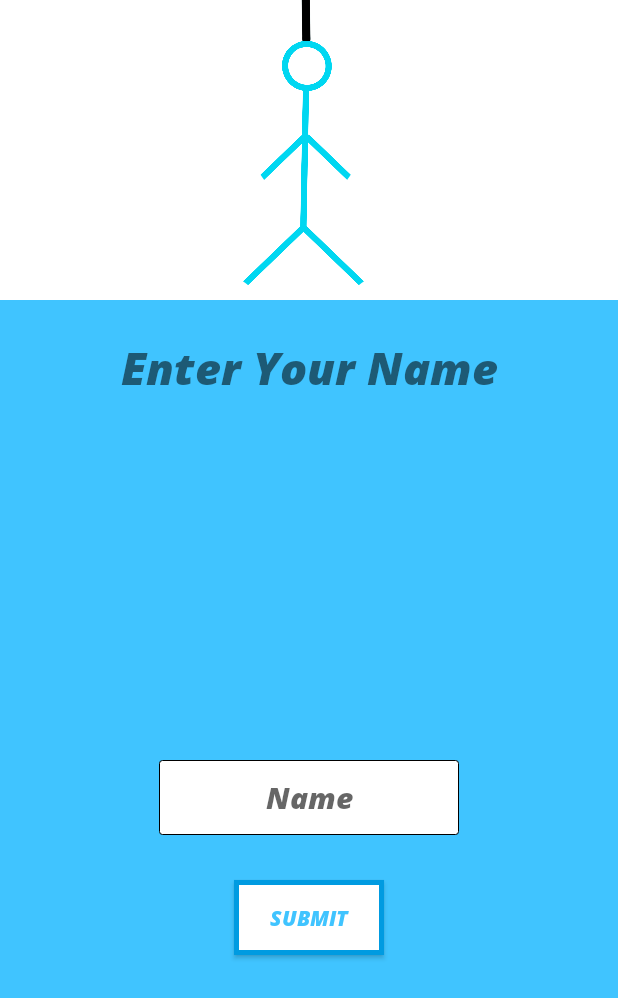
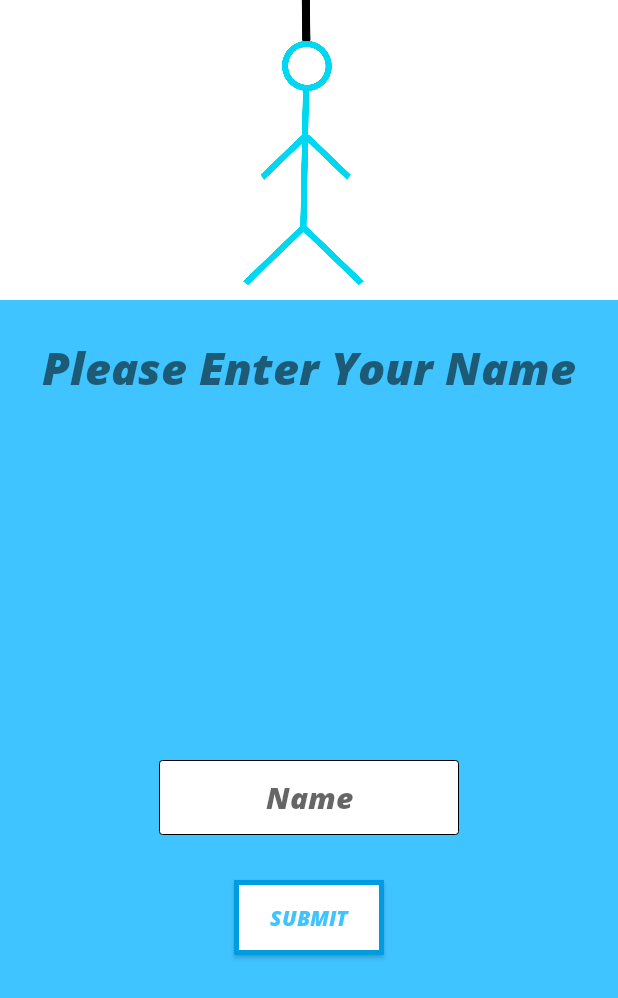
Before and after one commit to jachetblix/Hangman_next_step, an Android app: the screen it shows after launch (MainActivity), after a tap on "START GAME", on a phone screen of 412 x 824 dp. Shown: the top 998 px of the screen. Run offline under Robolectric (Android 15) with nearby library versions, the phone set to English and light mode, and no system bars.

Commit message:
Record Table last fixes

```diff
--- a/app/src/main/java/com/example/hangman_next_step/Record_Screen.java
+++ b/app/src/main/java/com/example/hangman_next_step/Record_Screen.java
@@ -14,7 +14,7 @@ import android.widget.ListView;
 import androidx.appcompat.app.AppCompatActivity;
 
 public class Record_Screen extends AppCompatActivity {
-
+    //TODO: localisation of TABLE_NAME
     final String TABLE_NAME = "score_table";
     final String CREATE_TABLE_CMD="CREATE TABLE IF NOT EXISTS " + TABLE_NAME +"(id INTEGER PRIMARY KEY AUTOINCREMENT, name TEXT);";
     SQLiteDatabase database;
--- a/app/src/main/java/com/example/hangman_next_step/Second_Screen.java
+++ b/app/src/main/java/com/example/hangman_next_step/Second_Screen.java
@@ -35,12 +35,14 @@ public class Second_Screen extends AppCompatActivity {
 
         String playerName = getIntent().getStringExtra("playerName");
         TextView playerTe = findViewById(R.id.helloUser);
+        //TODO localisatin of playerName
         playerTe.setText("hello " + playerName + " lets play");
         //Objects
 //        third_activity.setOnClickListener(this);
         button3 = findViewById(R.id.button3);
 //        button3.setOnClickListener(this);
         intent= new Intent(this, Third_Screen.class);
+        //TODO localisation player name
         intent.putExtra("playerName", playerName);
 
         txtViewChosen = findViewById(R.id.txt_level_chose);
--- a/app/src/main/java/com/example/hangman_next_step/Third_Screen.java
+++ b/app/src/main/java/com/example/hangman_next_step/Third_Screen.java
@@ -181,7 +181,7 @@ public class Third_Screen extends AppCompatActivity {
     }
     //===================
     //CLICK EVENTS(NON-LETTERS)
-
+    //TODO: after restart of game the name pf player is lost we need to change it
     public void onClickAgain(View view) {
         Intent intent = new Intent(this,Second_Screen.class);
         startActivity(intent);
--- a/app/src/main/res/layout/details_layout.xml
+++ b/app/src/main/res/layout/details_layout.xml
@@ -21,7 +21,7 @@
             android:textSize="30sp"
             android:fontFamily="@font/open_sans_extra_bold_italic"
             android:textAlignment="center"
-        android:text="Enter Your Name"/>
+        android:text="@string/txt_details"/>
     </LinearLayout>
 
     <LinearLayout
@@ -37,7 +37,7 @@
             android:layout_margin="30dp"
             android:textAlignment="center"
             android:background="@drawable/input_text"
-            android:hint="Name"
+            android:hint="@string/txt_entered_name"
             style="@style/EditText"
             android:textSize="20sp"
             android:fontFamily="@font/open_sans_extra_bold_italic"
@@ -50,7 +50,7 @@
             android:layout_height="50dp"
             style="@style/button"
             android:background="@drawable/button_background"
-            android:text="submit"
+            android:text="@string/txt_submit"
             android:onClick="submitName"/>
 
     </LinearLayout>
--- a/app/src/main/res/layout/ending_layout.xml
+++ /dev/null
@@ -1,6 +0,0 @@
-<?xml version="1.0" encoding="utf-8"?>
-<androidx.constraintlayout.widget.ConstraintLayout xmlns:android="http://schemas.android.com/apk/res/android"
-    android:layout_width="match_parent"
-    android:layout_height="match_parent">
-
-</androidx.constraintlayout.widget.ConstraintLayout>
--- a/app/src/main/res/layout/record_activity.xml
+++ b/app/src/main/res/layout/record_activity.xml
@@ -12,7 +12,7 @@
         android:fontFamily="@font/open_sans_extra_bold_italic"
         android:textColor="@color/white"
         android:background="@color/colorPrimary"
-        android:text="Record Table"/>
+        android:text="@string/txt_records"/>
     <LinearLayout
         android:layout_width="match_parent"
         android:layout_height="wrap_content">
@@ -40,5 +40,4 @@
         android:layout_height="match_parent"
         android:id="@+id/recordListView"/>
 
-
 </LinearLayout>
--- a/app/src/main/res/values/strings.xml
+++ b/app/src/main/res/values/strings.xml
@@ -19,4 +19,9 @@
     <string name="txt_again_game">Play Again</string>
     <string name="txt_home_game">Home</string>
     <string name="txt_return_game">Return</string>
+    <string name="txt_records">Records Table</string>
+    <string name="txt_submit">Submit</string>
+    <string name="txt_dismiss">Dismiss</string>
+    <string name="txt_details">Please Enter Your Name</string>
+    <string name="txt_entered_name">Name</string>
 </resources>
```
Also changed, not shown: app/src/main/java/com/example/hangman_next_step/EndingScreen.java (deleted, +0 -16 lines), 1 other file.
